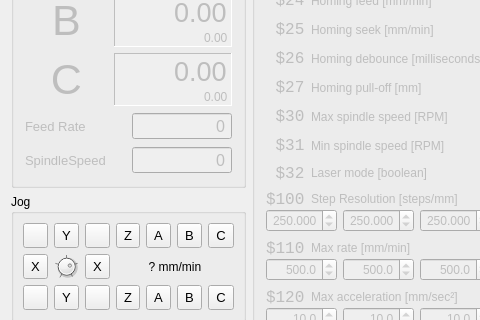
The window that source/EasyGrblSetup.ui (EtlamGit/EasyGrblSetup) describes before a commit, drawn with Qt 5; both pictures show x 0 to 480 and y 458 to 778 of the 1280 by 918 pixel window.
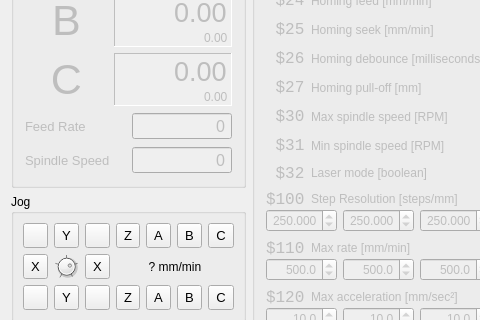
The same window after the commit. Custom widgets are drawn as their Qt base class.

What changed in the file:
```diff
--- a/source/EasyGrblSetup.ui
+++ b/source/EasyGrblSetup.ui
@@ -1043,7 +1043,7 @@
               </font>
              </property>
              <property name="text">
-              <string>SpindleSpeed</string>
+              <string>Spindle Speed</string>
              </property>
             </widget>
            </item>
```
Left out of the diff: 152 changed lines with no effect on the pictures.
